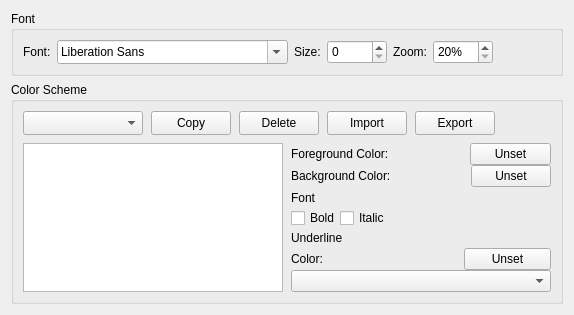
Before: the Qt Designer form App/modules/options/texteditor/color_tab.ui in fengzhu2007/anycode, drawn with Qt 5.
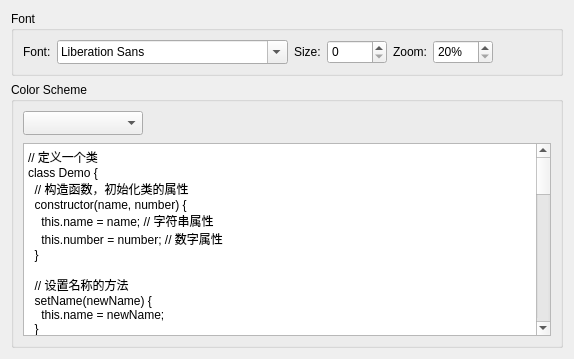
After: the same form once the commit is applied. The open tabs and pages were chosen to show the change. Custom widgets are drawn as their Qt base class.

What changed in the file:
```diff
--- a/App/modules/options/texteditor/color_tab.ui
+++ b/App/modules/options/texteditor/color_tab.ui
@@ -7,7 +7,7 @@
     <x>0</x>
     <y>0</y>
     <width>574</width>
-    <height>315</height>
+    <height>359</height>
    </rect>
   </property>
   <property name="windowTitle">
@@ -137,58 +137,6 @@
             </property>
            </widget>
           </item>
-          <item>
-           <widget class="QPushButton" name="copy">
-            <property name="minimumSize">
-             <size>
-              <width>0</width>
-              <height>24</height>
-             </size>
-            </property>
-            <property name="text">
-             <string>Copy</string>
-            </property>
-           </widget>
-          </item>
-          <item>
-           <widget class="QPushButton" name="deleteStyle">
-            <property name="minimumSize">
-             <size>
-              <width>0</width>
-              <height>24</height>
-             </size>
-            </property>
-            <property name="text">
-             <string>Delete</string>
-            </property>
-           </widget>
-          </item>
-          <item>
-           <widget class="QPushButton" name="importStyle">
-            <property name="minimumSize">
-             <size>
-              <width>0</width>
-              <height>24</height>
-             </size>
-            </property>
-            <property name="text">
-             <string>Import</string>
-            </property>
-           </widget>
-          </item>
-          <item>
-           <widget class="QPushButton" name="exportStyle">
-            <property name="minimumSize">
-             <size>
-              <width>0</width>
-              <height>24</height>
-             </size>
-            </property>
-            <property name="text">
-             <string>Export</string>
-            </property>
-           </widget>
-          </item>
           <item>
            <spacer name="horizontalSpacer">
             <property name="orientation">
@@ -207,157 +155,66 @@
         <item>
          <layout class="QHBoxLayout" name="horizontalLayout_4">
           <item>
-           <widget class="QListView" name="listView"/>
-          </item>
-          <item>
-           <widget class="QStackedWidget" name="stacked">
-            <widget class="QWidget" name="page"/>
-            <widget class="QWidget" name="page_2">
-             <layout class="QVBoxLayout" name="verticalLayout_4">
-              <property name="spacing">
-               <number>0</number>
-              </property>
-              <property name="leftMargin">
-               <number>0</number>
-              </property>
-              <property name="topMargin">
-               <number>0</number>
-              </property>
-              <property name="rightMargin">
-               <number>0</number>
-              </property>
-              <property name="bottomMargin">
-               <number>0</number>
-              </property>
-              <item>
-               <layout class="QVBoxLayout" name="verticalLayout_3">
-                <item>
-                 <layout class="QHBoxLayout" name="horizontalLayout">
-                  <item>
-                   <widget class="QLabel" name="label">
-                    <property name="text">
-                     <string>Foreground Color:</string>
-                    </property>
-                   </widget>
-                  </item>
-                  <item>
-                   <widget class="QLabel" name="foreground">
-                    <property name="text">
-                     <string/>
-                    </property>
-                   </widget>
-                  </item>
-                  <item>
-                   <widget class="QPushButton" name="foregroundUnset">
-                    <property name="text">
-                     <string>Unset</string>
-                    </property>
-                   </widget>
-                  </item>
-                 </layout>
-                </item>
-                <item>
-                 <layout class="QHBoxLayout" name="horizontalLayout_5">
-                  <item>
-                   <widget class="QLabel" name="label_2">
-                    <property name="text">
-                     <string>Background Color:</string>
-                    </property>
-                   </widget>
-                  </item>
-                  <item>
-                   <widget class="QLabel" name="background">
-                    <property name="text">
-                     <string/>
-                    </property>
-                   </widget>
-                  </item>
-                  <item>
-                   <widget class="QPushButton" name="backgroundUnset">
-                    <property name="text">
-                     <string>Unset</string>
-                    </property>
-                   </widget>
-                  </item>
-                 </layout>
-                </item>
-                <item>
-                 <widget class="QLabel" name="label_3">
-                  <property name="text">
-                   <string>Font</string>
-                  </property>
-                 </widget>
-                </item>
-                <item>
-                 <layout class="QHBoxLayout" name="horizontalLayout_6">
-                  <item>
-                   <widget class="QCheckBox" name="bold">
-                    <property name="text">
-                     <string>Bold</string>
-                    </property>
-                   </widget>
-                  </item>
-                  <item>
-                   <widget class="QCheckBox" name="italic">
-                    <property name="text">
-                     <string>Italic</string>
-                    </property>
-                   </widget>
-                  </item>
-                  <item>
-                   <spacer name="horizontalSpacer_2">
-                    <property name="orientation">
-                     <enum>Qt::Horizontal</enum>
-                    </property>
-                    <property name="sizeHint" stdset="0">
-                     <size>
-                      <width>40</width>
-                      <height>20</height>
-                     </size>
-                    </property>
-                   </spacer>
-                  </item>
-                 </layout>
-                </item>
-                <item>
-                 <widget class="QLabel" name="label_4">
-                  <property name="text">
-                   <string>Underline</string>
-                  </property>
-                 </widget>
-                </item>
-                <item>
-                 <layout class="QHBoxLayout" name="horizontalLayout_7">
-                  <item>
-                   <widget class="QLabel" name="label_5">
-                    <property name="text">
-                     <string>Color:</string>
-                    </property>
-                   </widget>
-                  </item>
-                  <item>
-                   <widget class="QLabel" name="underlineColor">
-                    <property name="text">
-                     <string/>
-                    </property>
-                   </widget>
-                  </item>
-                  <item>
-                   <widget class="QPushButton" name="underlineColorUnset">
-                    <property name="text">
-                     <string>Unset</string>
-                    </property>
-                   </widget>
-                  </item>
-                 </layout>
-                </item>
-                <item>
-                 <widget class="QComboBox" name="underlineStyle"/>
-                </item>
-               </layout>
-              </item>
-             </layout>
-            </widget>
+           <widget class="ady::SimpleEditorView" name="editor">
+            <property name="readOnly">
+             <bool>true</bool>
+            </property>
+            <property name="plainText">
+             <string>// 定义一个类
+class Demo {
+  // 构造函数，初始化类的属性
+  constructor(name, number) {
+    this.name = name; // 字符串属性
+    this.number = number; // 数字属性
+  }
+
+  // 设置名称的方法
+  setName(newName) {
+    this.name = newName;
+  }
+
+  // 获取名称的方法
+  getName() {
+    return this.name;
+  }
+
+  // 设置数字的方法
+  setNumber(newNumber) {
+    this.number = newNumber;
+  }
+
+  // 获取数字的方法
+  getNumber() {
+    return this.number;
+  }
+
+}
+
+// 创建类的实例
+const demoObj = new Demo(&quot;Example&quot;, 42);
+
+// 输出初始值
+demoObj.displayInfo();
+
+// 使用方法修改值
+demoObj.setName(&quot;NewName&quot;);
+demoObj.setNumber(100);
+
+// 输出修改后的值
+demoObj.displayInfo();
+
+// 关键字示例：条件语句
+if (demoObj.getNumber() &gt; 50) {
+  console.log(&quot;The number is greater than 50.&quot;);
+} else {
+  console.log(&quot;The number is 50 or less.&quot;);
+}
+
+// 关键字示例：循环
+for (let i = 0; i &lt; 3; i++) {
+  console.log(`Loop iteration: ${i}`);
+}</string>
+            </property>
            </widget>
           </item>
          </layout>
@@ -369,6 +226,13 @@
    </item>
   </layout>
  </widget>
+ <customwidgets>
+  <customwidget>
+   <class>ady::SimpleEditorView</class>
+   <extends>QPlainTextEdit</extends>
+   <header>modules/options/texteditor/simple_editor_view.h</header>
+  </customwidget>
+ </customwidgets>
  <resources/>
  <connections/>
 </ui>
```
Left out of the diff: 7 changed lines with no effect on the pictures.
